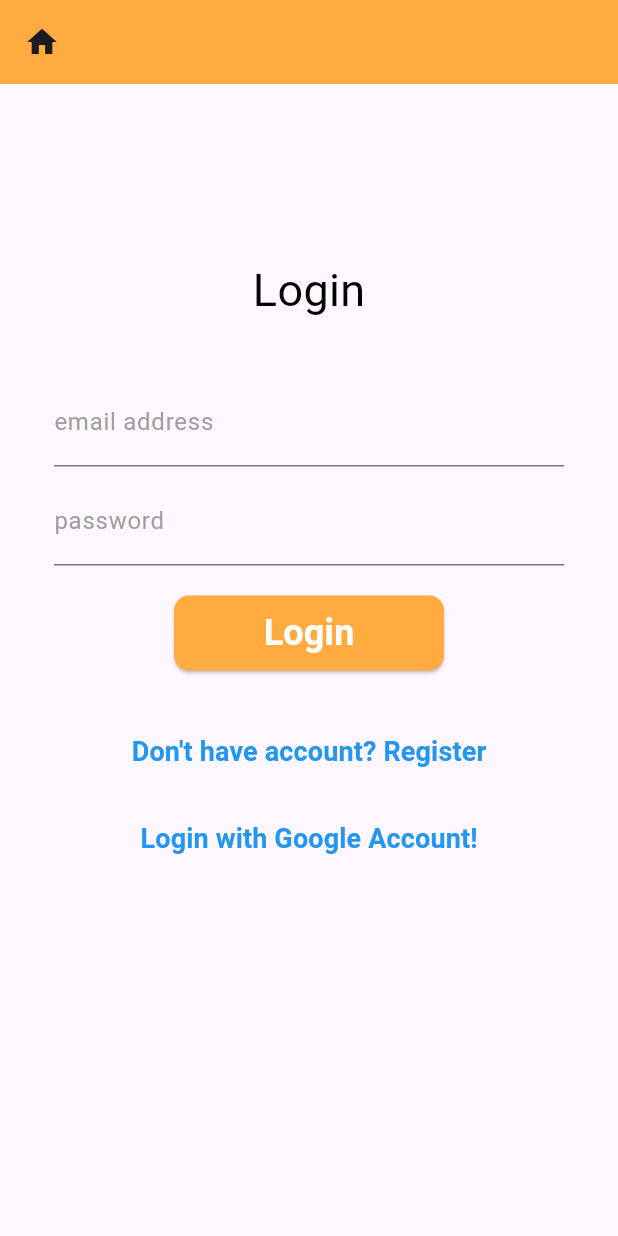
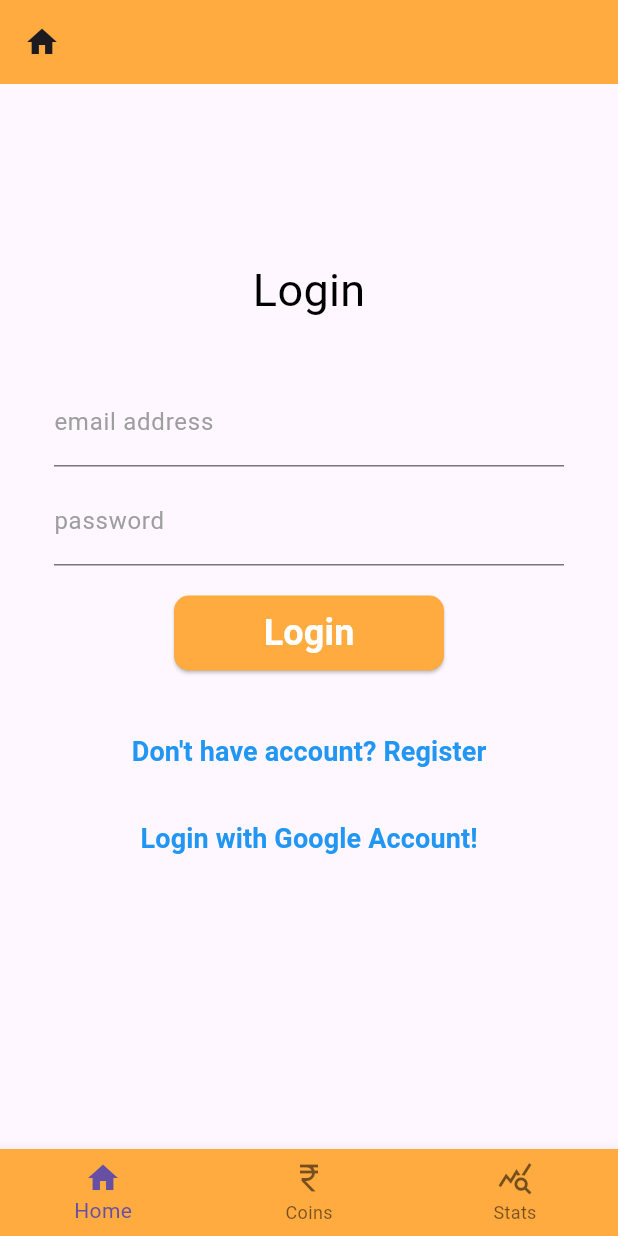
Before and after one commit to mtausiff/coincompass, a Flutter app: the screen it shows after launch, scrolled down 43 dp, after a tap on the "login" icon, after a tap on "Login with Google Account!", on a phone screen of 412 x 824 dp. Run offline on Flutter 3.47's test engine with Material 2 defaults, Android fonts, the phone set to English and light mode, and no system bars; our stand-ins replace carousel_slider, device_info_plus, dio, firebase_crashlytics, get, objectbox and 2 more; missing offline and left inert: lehttp_overrides; accounts and stored records are empty; generated files the repository leaves out were written again; network calls fail.

Commit message:
bottom bar added to pages

```diff
--- a/lib/pages/coinlisting/view/coin_listing_view.dart
+++ b/lib/pages/coinlisting/view/coin_listing_view.dart
@@ -36,8 +36,10 @@ final class CoinListing extends BaseStatelessWidget<CoinListingViewModel> {
         "Coin Listing App Bar",
         style: TextStyle(color: Colors.black, fontSize: 16),
       ),
-    backgroundColor: const Color(0x9fc0f457),
-
+      backgroundColor: Colors.orangeAccent,
+      leading: InkWell(
+          onTap: () => viewModel.navigateToHome(),
+          child: const Icon(Icons.home)),
     );
   }
 }
--- a/lib/pages/home/view/home_view.dart
+++ b/lib/pages/home/view/home_view.dart
@@ -2,6 +2,7 @@ import 'package:flutter/material.dart';
 import 'package:tausifcoincompass/core/base/view/base_view.dart';
 import 'package:tausifcoincompass/core/base/widget/base_stateless_widget.dart';
 import 'package:tausifcoincompass/pages/home/widgets/content_slider/view/content_slider.dart';
+import 'package:tausifcoincompass/widgets/app_bottom_navbar.dart';
 
 import '../../../widgets/app_logo_widget.dart';
 import '../../../widgets/component_title_widget.dart';
@@ -23,11 +24,17 @@ final class Home extends BaseStatelessWidget<HomeViewModel> {
 
   Widget _onSuccess({required BuildContext context}) {
     return Scaffold(
-      appBar: AppBar(
+      appBar: _appBar(),
+      body: _body(context),
+      bottomNavigationBar: bottomNavigationBar(),
+    );
+  }
+
+  AppBar _appBar() {
+    return AppBar(
       backgroundColor: Colors.orangeAccent,
       leading: appLogoWidget('assets/logo/app-logo.png'),
       actions: [
-
         InkWell(
             onTap: () => viewModel.navigateToVideoPage(),
             child: const Icon(Icons.video_camera_back)),
@@ -38,12 +45,8 @@ final class Home extends BaseStatelessWidget<HomeViewModel> {
             onTap: () => viewModel.navigateToLogin(),
             child: const Icon(Icons.login)),
       ],
-      ),
-      body: _body(context),
-      bottomNavigationBar: _bottomNavigationBar(),
     );
   }
-
   Widget _body(BuildContext context) {
     return SingleChildScrollView(
       child: Column(
@@ -60,24 +63,4 @@ final class Home extends BaseStatelessWidget<HomeViewModel> {
       ),
     );
   }
-
-  BottomNavigationBar _bottomNavigationBar() {
-    return BottomNavigationBar(
-      backgroundColor: Colors.orangeAccent,
-      items: const [
-        BottomNavigationBarItem(
-          label: 'Home',
-          icon: Icon(Icons.home),
-        ),
-        BottomNavigationBarItem(
-          label: 'Coins',
-          icon: Icon(Icons.currency_rupee),
-        ),
-        BottomNavigationBarItem(
-          label: 'Stats',
-          icon: Icon(Icons.query_stats),
-        ),
-      ],
-    );
 }
-}
--- a/lib/pages/login/view/login_view.dart
+++ b/lib/pages/login/view/login_view.dart
@@ -2,6 +2,7 @@ import 'package:flutter/material.dart';
 import 'package:get/get.dart';
 import 'package:tausifcoincompass/core/base/view/base_view.dart';
 import 'package:tausifcoincompass/core/base/widget/base_stateless_widget.dart';
+import 'package:tausifcoincompass/widgets/app_bottom_navbar.dart';
 import '../viewmodel/login_viewmodel.dart';
 import '../widgets/input_fields.dart';
 import '../widgets/submit_button.dart';
@@ -27,7 +28,13 @@ final class Login extends BaseStatelessWidget<LoginViewModel> {
             onTap: () => viewModel.navigateToHome(),
             child: const Icon(Icons.home)),
       ),
-      body: SingleChildScrollView(
+      body: _body(context),
+      bottomNavigationBar: bottomNavigationBar(),
+    );
+  }
+
+  Widget _body(BuildContext context) {
+    return SingleChildScrollView(
       child: Padding(
         padding: const EdgeInsets.all(36),
         child: Center(
@@ -87,7 +94,6 @@ final class Login extends BaseStatelessWidget<LoginViewModel> {
               ]),
         ),
       ),
-      ),
     );
   }
 }
--- a/lib/pages/login/viewmodel/login_viewmodel.dart
+++ b/lib/pages/login/viewmodel/login_viewmodel.dart
@@ -1,19 +1,14 @@
 import 'package:get/get.dart';
 import 'package:tausifcoincompass/core/base/viewmodel/base_viewmodel.dart';
 import 'package:tausifcoincompass/core/constants/app_constants.dart';
-import 'package:tausifcoincompass/core/enum/page_state.dart';
-import 'dart:convert';
 
 import 'package:flutter/material.dart';
-import 'package:http/http.dart' as http;
 import 'package:shared_preferences/shared_preferences.dart';
 import 'package:tausifcoincompass/core/model/local_storage_models.dart';
 import 'package:tausifcoincompass/core/service/app_services.dart';
 import 'package:tausifcoincompass/models/user_auth_model.dart';
 
 import '../../../../core/constants/navigation_constants.dart';
-import '../../../../utils/api_endpoints.dart';
-import '../../home/view/home_view.dart';
 
 final class LoginViewModel extends BaseViewModel {
   static bool get isRegistered => Get.isRegistered<LoginViewModel>();
@@ -39,26 +34,20 @@ final class LoginViewModel extends BaseViewModel {
   Future<void> navigateToRegister() async {
     final appUser = localStorage.getAppUser(
         entityId: AppConstants.appUserEntityId.appUserEntityId);
+
     if (appUser?.token == null) {
       await offNamed(NavigationConstants.register);
-    } else {
+    }
+    else {
       await offNamed(NavigationConstants.home);
     }
   }
 
   Future<void> loginWithGoogle() async {
-    await 1.seconds.delay(
-      () async {
-        await offNamed(NavigationConstants.login);
-      },
-    );
+    await offNamed(NavigationConstants.login);
   }
 
   Future<void> navigateToHome() async {
-    await 1.seconds.delay(
-      () async {
-        await offNamed(NavigationConstants.home);
-      },
-    );
+    await offNamed(NavigationConstants.home);
   }
 }
--- a/lib/pages/register/view/register_view.dart
+++ b/lib/pages/register/view/register_view.dart
@@ -3,6 +3,7 @@ import 'package:tausifcoincompass/core/base/view/base_view.dart';
 import 'package:tausifcoincompass/core/base/widget/base_stateless_widget.dart';
 import 'package:get/get.dart';
 import 'package:tausifcoincompass/pages/login/widgets/submit_button.dart';
+import '../../../widgets/app_bottom_navbar.dart';
 import '../../login/widgets/input_fields.dart';
 import '../viewmodel/register_viewmodel.dart';
 
@@ -28,6 +29,7 @@ final class Register extends BaseStatelessWidget<RegisterViewModel> {
             child: const Icon(Icons.home)),
       ),
       body: _body,
+      bottomNavigationBar: bottomNavigationBar(),
     );
   }
 
--- /dev/null
+++ b/lib/widgets/app_bottom_navbar.dart
@@ -0,0 +1,20 @@
+import 'package:flutter/material.dart';
+BottomNavigationBar bottomNavigationBar() {
+  return BottomNavigationBar(
+    backgroundColor: Colors.orangeAccent,
+    items: const [
+      BottomNavigationBarItem(
+        label: 'Home',
+        icon: Icon(Icons.home),
+      ),
+      BottomNavigationBarItem(
+        label: 'Coins',
+        icon: Icon(Icons.currency_rupee),
+      ),
+      BottomNavigationBarItem(
+        label: 'Stats',
+        icon: Icon(Icons.query_stats),
+      ),
+    ],
+  );
+}
```
Also changed, not shown: lib/pages/coinlisting/viewmodel/coin_listing_viewmodel.dart (+10 -0 lines), lib/pages/register/viewmodel/register_viewmodel.dart (+3 -15 lines), 3 other files. Lines whose indentation alone changed are shown as unchanged.
